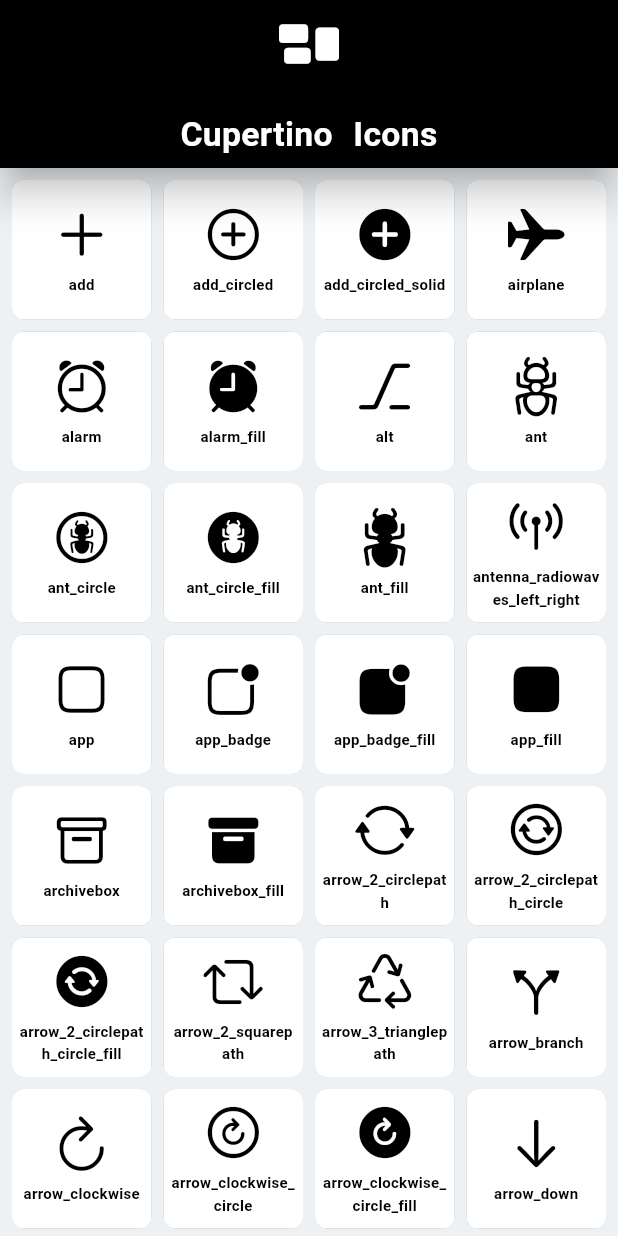
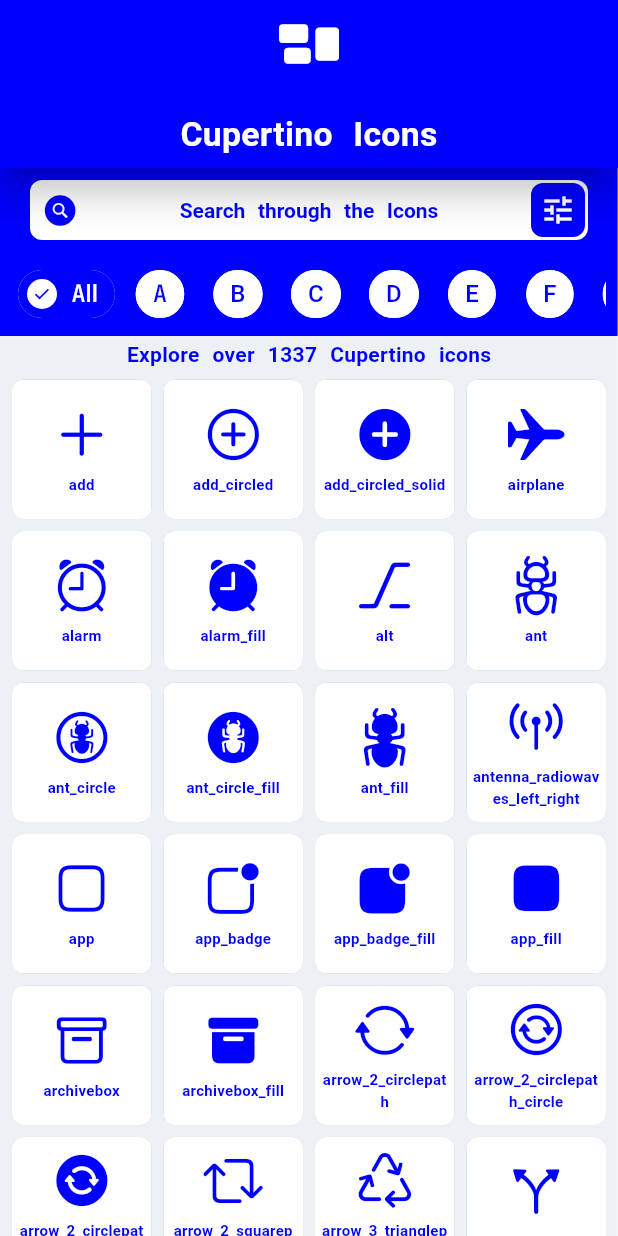
Before and after one commit to capps096github/cupertino_icons_gallery, a Flutter app: the screen it shows after launch, on a phone screen of 412 x 824 dp. Run offline on Flutter 3.47's test engine with Material 2 defaults, Android fonts, the phone set to English and light mode, and no system bars; drawn by our look-alikes of animated_text_kit; our stand-ins replace flutter_riverpod, go_router, google_fonts, substring_highlight; missing offline and left inert: draggable_scrollbar, flextras; Roboto replaces fonts that are missing (Spartan).

Commit message:
Major Updates

```diff
--- a/lib/gallery_exporter.dart
+++ b/lib/gallery_exporter.dart
@@ -21,6 +21,9 @@
 // scrollbars
 export 'package:draggable_scrollbar/draggable_scrollbar.dart';
 
+// text animations
+export 'package:animated_text_kit/animated_text_kit.dart';
+
 // ------- IN APP FILES -------
 // responsive design
 export 'responsive.dart';
--- a/lib/icons/details/details_appbar.dart
+++ b/lib/icons/details/details_appbar.dart
@@ -1,7 +1,7 @@
 import '../../gallery_exporter.dart';
 import '../icon_providers.dart';
 
-AppBar detailsAppbar({required VoidCallback onTap}) {
+AppBar detailsAppbar() {
 //
   return AppBar(
     leading: Padding(
@@ -11,10 +11,15 @@
           color: detailsTextColor,
           borderRadius: BorderRadius.circular(8),
         ),
-        child: CloseButton(
-          color: detailsColor,
-          onPressed: onTap,
-        ),
+        child: Consumer(builder: (context, ref, _) {
+          return CloseButton(
+            color: detailsColor,
+            onPressed: () {
+              // reset the current value to -1
+              ref.watch(selectedIconIndexProvider.notifier).state = -1;
+            },
+          );
+        }),
       ),
     ),
     automaticallyImplyLeading: false,
--- a/lib/icons/details/icon_code_snippet.dart
+++ b/lib/icons/details/icon_code_snippet.dart
@@ -53,7 +53,7 @@
     final snackBar = copyIconSnackbar(context);
 
     return IconButton(
-      icon: const Icon(Icons.content_copy),
+      icon: const Icon(Icons.content_copy, color: detailsColor),
       onPressed: () async {
         // copy the code snippet to the clipboard
         await Clipboard.setData(ClipboardData(text: codeSnippet));
--- a/lib/icons/details/icon_details.dart
+++ b/lib/icons/details/icon_details.dart
@@ -4,9 +4,7 @@
 import 'icon_code_snippet.dart';
 
 class IconDetails extends ConsumerWidget {
-  const IconDetails({Key? key, required this.onTap}) : super(key: key);
-
-  final VoidCallback onTap;
+  const IconDetails({Key? key}) : super(key: key);
 
   @override
   Widget build(BuildContext context, ref) {
@@ -24,7 +22,7 @@
 
     return Scaffold(
       backgroundColor: detailsColor,
-      appBar: detailsAppbar(onTap: onTap),
+      appBar: detailsAppbar(),
       body: Padding(
         padding: const EdgeInsets.all(8.0),
         child: ExpandedScrollingColumn(
--- /dev/null
+++ b/lib/icons/filter/filter_provider.dart
@@ -0,0 +1,33 @@
+
+
+
+// list of alphabetical letters
+final List<String> alphabetFilters = [
+  'All',
+  'A',
+  'B',
+  'C',
+  'D',
+  'E',
+  'F',
+  'G',
+  'H',
+  'I',
+  'J',
+  'K',
+  'L',
+  'M',
+  'N',
+  'O',
+  'P',
+  'Q',
+  'R',
+  'S',
+  'T',
+  'U',
+  'V',
+  'W',
+  'X',
+  'Y',
+  'Z',
+];
--- /dev/null
+++ b/lib/icons/filter/icon_filter.dart
@@ -0,0 +1,28 @@
+import '../../gallery_exporter.dart';
+import 'filter_provider.dart';
+import 'icon_filter_chip.dart';
+
+class IconFilter extends StatelessWidget {
+  const IconFilter({Key? key}) : super(key: key);
+
+  @override
+  Widget build(BuildContext context) {
+    return Container(
+      height: kToolbarHeight,
+      padding: const EdgeInsets.symmetric(horizontal: 8),
+      child: Center(
+        child: ListView.builder(
+          scrollDirection: Axis.horizontal,
+          itemCount: alphabetFilters.length,
+          shrinkWrap: true,
+          itemBuilder: (context, index) {
+            return IconFilterChip(
+              index: index,
+              filterText: alphabetFilters[index],
+            );
+          },
+        ),
+      ),
+    );
+  }
+}
--- /dev/null
+++ b/lib/icons/filter/icon_filter_chip.dart
@@ -0,0 +1,71 @@
+import 'package:flutter/cupertino.dart';
+
+import '../../gallery_exporter.dart';
+import '../icon_providers.dart';
+
+class IconFilterChip extends ConsumerWidget {
+  const IconFilterChip({
+    Key? key,
+    required this.index,
+    required this.filterText,
+  }) : super(key: key);
+
+  final int index;
+
+  final String filterText;
+
+  @override
+  Widget build(BuildContext context, ref) {
+    // access the value stored at the current page gradeValue provider
+    final selectedFilterIndex =
+        ref.watch(selectedFilterIndexProvider.state).state;
+
+    bool isSelected = (selectedFilterIndex == index);
+
+    //
+    return AnimatedPadding(
+      duration: quarterSeconds,
+      padding: EdgeInsets.all(isSelected ? 4 : 2),
+      child: FilterChip(
+
+        pressElevation: 10,
+        label: Text(filterText),
+        backgroundColor: galleryWhite,
+        avatar: isSelected
+            ? const Padding(
+                padding: EdgeInsets.all(2.0),
+                child: CircleAvatar(
+                  backgroundColor: galleryWhite,
+                  child: Icon(
+                    CupertinoIcons.checkmark_alt,
+                    size: 14,
+                    color: galleryColor,
+                  ),
+                ),
+              )
+            : null,
+        showCheckmark: false,
+        selectedColor: galleryColor,
+        labelStyle: TextStyle(
+          color: isSelected ? galleryWhite : galleryColor,
+        ),
+        // selected: isSelected,
+        selected: isSelected,
+        onSelected: (value) {
+          // update the selected filter index
+          if (isSelected) {
+            ref.watch(selectedFilterIndexProvider.notifier).state = 0;
+          } else {
+            ref.watch(selectedFilterIndexProvider.notifier).state = index;
+          }
+
+          // isSelected
+          //     ? context
+          //         .read(menuListNotifier)
+          //         .setFoodCategory(foodCategories[index])
+          //     : context.read(menuListNotifier).resetFoodCategory();
+        },
+      ),
+    );
+  }
+}
--- /dev/null
+++ b/lib/icons/grid/grid_intro.dart
@@ -0,0 +1,41 @@
+import '../../gallery_exporter.dart';
+import '../gallery_icon.dart';
+import '../icon_providers.dart';
+
+class IconGridIntro extends StatelessWidget {
+  const IconGridIntro({Key? key}) : super(key: key);
+
+  @override
+  Widget build(BuildContext context) {
+    return SliverToBoxAdapter(
+      child: Column(
+        children: [
+          Consumer(
+            builder: (context, ref, child) {
+              /// State Provider for all subjects
+              final List<GalleryIcon> galleryIconList =
+                  ref.watch(allIconsProvider.state).state;
+
+              // provides the length of the subjects list
+              final int totalIconCount = galleryIconList.length;
+
+              return Text(
+                "Explore over $totalIconCount Cupertino icons",
+                style: GoogleFonts.spartan(
+                  color: galleryColor,
+                ),
+              );
+            },
+          ),
+
+          // This app is Open Source. and you can find the source code on GitHub ,
+          // open source is a great way to get your own copy of the code.
+          // vie source code on GitHub button
+          // feel free to contribute to the project and lets make it even better
+          // Built with ❤️ by Cephas Brian for the Flutter Community
+
+        ],
+      ),
+    );
+  }
+}
--- a/lib/icons/grid/icon_grid.dart
+++ b/lib/icons/grid/icon_grid.dart
@@ -1,5 +1,4 @@
 import '../../gallery_exporter.dart';
-import '../gallery_icon.dart';
 import '../icon_providers.dart';
 import '../details/icon_details.dart';
 import 'icon_grid_view.dart';
@@ -9,13 +8,6 @@
 
   @override
   Widget build(BuildContext context, WidgetRef ref) {
-    /// State Provider for all subjects
-    final List<GalleryIcon> galleryIconList =
-        ref.watch(allIconsProvider.state).state;
-
-    // provides the length of the subjects list
-    final int totalIconCount = galleryIconList.length;
-
     // access the value stored at the current page gradeValue provider
     final selectedIconIndex = ref.watch(selectedIconIndexProvider.state).state;
 
@@ -31,18 +23,7 @@
         duration: twoHundredMilliseconds,
         reverseDuration: twoHundredMilliseconds,
         switchInCurve: Curves.fastOutSlowIn,
-        child: (!showDetails)
-            ? IconGridView(
-                totalIconCount: totalIconCount,
-                galleryIconList: galleryIconList,
-                selectedIconIndex: selectedIconIndex,
-              )
-            : IconDetails(
-                onTap: () {
-                  // reset the current value to -1
-                  ref.watch(selectedIconIndexProvider.notifier).state = -1;
-                },
-              ),
+        child: (!showDetails) ? const IconGridView() : const IconDetails(),
         transitionBuilder: (child, animation) {
           return SlideFadeTransition(
             animation: animation,
--- a/lib/icons/grid/icon_grid_view.dart
+++ b/lib/icons/grid/icon_grid_view.dart
@@ -1,99 +1,35 @@
 import '../../gallery_exporter.dart';
-import '../gallery_icon.dart';
-import '../icon_providers.dart';
-import 'icon_square.dart';
+import '../filter/icon_filter.dart';
+import '../search/search_container.dart';
+import 'grid_intro.dart';
+import 'icon_tiles_view.dart';
 
-final _controller = ScrollController();
-
-class IconGridView extends ConsumerWidget {
-  const IconGridView({
-    Key? key,
-    required this.totalIconCount,
-    required this.galleryIconList,
-    required this.selectedIconIndex,
-  }) : super(key: key);
-
-  final int totalIconCount;
-  final List<GalleryIcon> galleryIconList;
-  final int selectedIconIndex;
+class IconGridView extends StatelessWidget {
+  const IconGridView({Key? key}) : super(key: key);
 
   @override
-  Widget build(BuildContext context, ref) {
-    return LayoutBuilder(
-      builder: (BuildContext context, BoxConstraints constraints) {
-        // base on the constraints, we will decide the gridCrossAxisCount
-        //3 on mobile, 6 on tablet and 9 on desktop
-        final currentWidth = constraints.maxWidth;
+  Widget build(BuildContext context) {
+    //
+    return const CustomScrollView(
+      slivers: [
+        // search bar and filter
+        SliverAppBar(
+          backgroundColor: galleryBlue,
+          floating: true,
+          elevation: 8,
+          title: SearchContainer(),
+          bottom: PreferredSize(
+            preferredSize: Size.fromHeight(kToolbarHeight),
+            child: IconFilter(),
+          ),
+        ),
 
-        final smallestMobile = currentWidth < 300;
-        final isSmallMobile = (currentWidth < 400);
-        final isMediumMobile = (currentWidth >= 400 && currentWidth < 600);
-        final isLargeMobile = (currentWidth >= 600 && currentWidth < 800);
-        final isSmallTablet = (currentWidth >= 800 && currentWidth < 1000);
-        final isLargeTablet = (currentWidth >= 1000 && currentWidth < 1200);
-        // final isDesktop = (currentWidth >= 1200);
+        // brief intro
+        IconGridIntro(),
 
-        // gridCrossAxisCount
-        final gridCrossAxisCount = smallestMobile
-            ? 2
-            : isSmallMobile
-                ? 3
-                : isMediumMobile
-                    ? 4
-                    : isLargeMobile
-                        ? 5
-                        : isSmallTablet
-                            ? 6
-                            : isLargeTablet
-                                ? 8
-                                : 9;
-
-        return GalleryScrollbar(
-          controller: _controller,
-          child: GridView.builder(
-            controller: _controller,
-            key: const PageStorageKey(PageStorageKeys.cupertinoIconsKey),
-            padding: const EdgeInsets.all(8.0),
-            gridDelegate: SliverGridDelegateWithFixedCrossAxisCount(
-              crossAxisCount: gridCrossAxisCount,
-              childAspectRatio: 1.0,
-              crossAxisSpacing: 8.0,
-              mainAxisSpacing: 8.0,
-            ),
-            itemCount: totalIconCount,
-            itemBuilder: (BuildContext context, int pointsIndex) {
-              // get the subject at a given index in the list
-              final selectedIcon = galleryIconList[pointsIndex];
-
-              // is selected icon index equal to the index of the subject
-              final isSelected = (selectedIconIndex == pointsIndex);
-
-              final iconTextColor = isSelected ? galleryWhite : galleryBlack;
-              final iconBackColor = isSelected ? galleryBlack : galleryWhite;
-
-              return IconSquare(
-                text: selectedIcon.name,
-                icon: selectedIcon.icon,
-                textColor: iconTextColor,
-                squareColor: iconBackColor,
-                onTap: () {
-                  //update the selected value provider
-                  // first check if its selected then update the value to -1 else update the value to the index of the subject
-                  if (isSelected) {
-                    ref.watch(selectedIconIndexProvider.notifier).state = -1;
-                  } else {
-                    ref.watch(selectedIconIndexProvider.notifier).state =
-                        pointsIndex;
-                  }
-
-                  ref.watch(selectedGalleryIconProvider.notifier).state =
-                      selectedIcon;
-                },
-              );
-            },
-          ),
-        );
-      },
+        // tiles
+        IconTilesView(),
+      ],
     );
   }
 }
--- a/lib/icons/grid/icon_square.dart
+++ b/lib/icons/grid/icon_tile.dart
@@ -1,8 +1,8 @@
 import '../../gallery_exporter.dart';
 // on tap, open up the right page on Desktop and open new page on mobile
 
-class IconSquare extends StatefulWidget {
-  const IconSquare({
+class IconTile extends StatefulWidget {
+  const IconTile({
     Key? key,
     required this.onTap,
     required this.text,
@@ -22,10 +22,10 @@
   final IconData icon;
 
   @override
-  State<IconSquare> createState() => _IconSquareState();
+  State<IconTile> createState() => _IconTileState();
 }
 
-class _IconSquareState extends State<IconSquare> {
+class _IconTileState extends State<IconTile> {
   double elevation = 0;
 
   ///squareSize
--- /dev/null
+++ b/lib/icons/grid/icon_tiles_view.dart
@@ -0,0 +1,104 @@
+import '../../gallery_exporter.dart';
+import '../gallery_icon.dart';
+import '../icon_providers.dart';
+import 'icon_tile.dart';
+
+final _controller = ScrollController();
+
+class IconTilesView extends ConsumerWidget {
+  const IconTilesView({Key? key}) : super(key: key);
+
+  @override
+  Widget build(BuildContext context, ref) {
+    /// State Provider for all subjects
+    final List<GalleryIcon> galleryIconList =
+        ref.watch(allIconsProvider.state).state;
+
+    // provides the length of the subjects list
+    final int totalIconCount = galleryIconList.length;
+
+    // access the value stored at the current page gradeValue provider
+    final selectedIconIndex = ref.watch(selectedIconIndexProvider.state).state;
+
+    //
+    return SliverToBoxAdapter(
+      child: LayoutBuilder(
+        builder: (BuildContext context, BoxConstraints constraints) {
+          // base on the constraints, we will decide the gridCrossAxisCount
+          //3 on mobile, 6 on tablet and 9 on desktop
+          final currentWidth = constraints.maxWidth;
+
+          final smallestMobile = currentWidth < 300;
+          final isSmallMobile = (currentWidth < 400);
+          final isMediumMobile = (currentWidth >= 400 && currentWidth < 600);
+          final isLargeMobile = (currentWidth >= 600 && currentWidth < 800);
+          final isSmallTablet = (currentWidth >= 800 && currentWidth < 1000);
+          final isLargeTablet = (currentWidth >= 1000 && currentWidth < 1200);
+          // final isDesktop = (currentWidth >= 1200);
+
+          // gridCrossAxisCount
+          final gridCrossAxisCount = smallestMobile
+              ? 2
+              : isSmallMobile
+                  ? 3
+                  : isMediumMobile
+                      ? 4
+                      : isLargeMobile
+                          ? 5
+                          : isSmallTablet
+                              ? 6
+                              : isLargeTablet
+                                  ? 8
+                                  : 9;
+
+          return GalleryScrollbar(
+            controller: _controller,
+            child: GridView.builder(
+              controller: _controller,
+              shrinkWrap: true,
+              key: const PageStorageKey(PageStorageKeys.cupertinoIconsKey),
+              padding: const EdgeInsets.all(8.0),
+              gridDelegate: SliverGridDelegateWithFixedCrossAxisCount(
+                crossAxisCount: gridCrossAxisCount,
+                childAspectRatio: 1.0,
+                crossAxisSpacing: 8.0,
+                mainAxisSpacing: 8.0,
+              ),
+              itemCount: totalIconCount,
+              itemBuilder: (BuildContext context, int pointsIndex) {
+                // get the subject at a given index in the list
+                final selectedIcon = galleryIconList[pointsIndex];
+
+                // is selected icon index equal to the index of the subject
+                final isSelected = (selectedIconIndex == pointsIndex);
+
+                final iconTextColor = isSelected ? galleryWhite : galleryBlack;
+                final iconBackColor = isSelected ? galleryBlack : galleryWhite;
+
+                return IconTile(
+                  text: selectedIcon.name,
+                  icon: selectedIcon.icon,
+                  textColor: iconTextColor,
+                  squareColor: iconBackColor,
+                  onTap: () {
+                    //update the selected value provider
+                    // first check if its selected then update the value to -1 else update the value to the index of the subject
+                    if (isSelected) {
+                      ref.watch(selectedIconIndexProvider.notifier).state = -1;
+                    } else {
+                      ref.watch(selectedIconIndexProvider.notifier).state =
+                          pointsIndex;
+                    }
+
+                    ref.watch(selectedGalleryIconProvider.notifier).state =
+                        selectedIcon;
+                  },
+                );
+              },
+            ),
+          );
+        },
+      ),
+    );
+  }
+}
--- a/lib/icons/icon_providers.dart
+++ b/lib/icons/icon_providers.dart
@@ -4,7 +4,7 @@
 import 'gallery_icon.dart';
 import 'gallery_icons_data.dart';
 
-///Provides the Current Page  for the Essentials Page
+///Provides the Current Index of the selected icon
 final selectedIconIndexProvider = StateProvider<int>((ref) {
   return -1;
 });
@@ -25,3 +25,9 @@
   // return cupertinoIcons;
   return cupertinoIcons;
 });
+
+
+///Provides the Current Page  for the Essentials Page
+final selectedFilterIndexProvider = StateProvider<int>((ref) {
+  return 0;
+});
--- a/lib/icons/icons_rail.dart
+++ b/lib/icons/icons_rail.dart
@@ -35,16 +35,8 @@
         // this here is to prevent overflow errors when opening up the side bar
         child: AnimatedSwitcher(
           duration: quarterSeconds,
-          child: showDetails
-              ? IconDetails(
-                  key: ValueKey(selectedIconIndex),
-                  onTap: () {
-                    // reset the current value to -1
-                    ref.watch(selectedIconIndexProvider.notifier).state = -1;
-                  },
-                )
-              : const SizedBox(),
-              transitionBuilder: (child, animation) {
+          child: showDetails ? const IconDetails() : const SizedBox(),
+          transitionBuilder: (child, animation) {
             return ScaleTransition(
               scale: animation,
               child: child,
--- /dev/null
+++ b/lib/icons/search/search_container.dart
@@ -0,0 +1,85 @@
+import 'package:flutter/cupertino.dart';
+
+import '../../gallery_exporter.dart';
+
+final searchTexts = [
+  'Search through the Icons',
+  'Search by Name',
+  'Search by Category',
+  'Search for a Cupertino Icon',
+];
+
+class SearchContainer extends StatelessWidget {
+  const SearchContainer({
+    Key? key,
+  }) : super(key: key);
+
+  @override
+  Widget build(BuildContext context) {
+    return InkWell(
+      // onTap: () => showSearch(
+      //   context: context,
+      //   delegate: CalcutSearchDelegate(),
+      // ),
+      child: Container(
+        margin: const EdgeInsets.all(4),
+        constraints: const BoxConstraints(maxWidth: 900),
+        decoration: BoxDecoration(
+          color: galleryWhite,
+          borderRadius: BorderRadius.circular(8),
+        ),
+        child: Row(
+          children: [
+            const Padding(
+              padding: EdgeInsets.all(8.0),
+              child: Icon(
+                CupertinoIcons.search_circle_fill,
+                color: galleryColor,
+              ),
+            ),
+            Expanded(
+              child: AnimatedTextKit(
+                animatedTexts: searchTexts
+                    .map((searchText) =>
+                        typewriterAnimatedText(searchText, galleryColor))
+                    .toList(),
+                // onTap: () => showSearch(
+                //   context: context,
+                //   delegate: CalcutSearchDelegate(),
+                // ),
+              ),
+            ),
+            Container(
+              decoration: BoxDecoration(
+                color: galleryColor,
+                borderRadius: BorderRadius.circular(8),
+              ),
+              margin: const EdgeInsets.all(2.0),
+              padding: const EdgeInsets.all(6.0),
+              child: const Icon(
+                Icons.tune,
+                color: galleryWhite,
+                semanticLabel: 'filter',
+              ),
+            ),
+          ],
+        ),
+      ),
+    );
+  }
+
+  TypewriterAnimatedText typewriterAnimatedText(String text, Color color) {
+    return TypewriterAnimatedText(
+      text,
+      textAlign: TextAlign.center,
+      speed: const Duration(milliseconds: 80),
+      cursor: '|',
+      curve: Curves.easeIn,
+      textStyle: TextStyle(
+        color: color,
+        fontSize: 14,
+        fontWeight: FontWeight.bold,
+      ),
+    );
+  }
+}
--- a/lib/theme/colors.dart
+++ b/lib/theme/colors.dart
@@ -2,7 +2,8 @@
 import '../gallery_exporter.dart';
 
 // gallery color
-const galleryColor = Color(0xFF000000);
+const galleryColor = galleryBlue;
+// const galleryColor = Color(0xFF000000);
 
 // gallery background
 const galleryBackground = Color(0xFFEDF1F4);
--- a/pubspec.yaml
+++ b/pubspec.yaml
@@ -36,6 +36,9 @@
   # scrollbars
   draggable_scrollbar: ^0.1.0
 
+  # Animating Text
+  animated_text_kit:
+
 dev_dependencies:
   flutter_test:
     sdk: flutter
```
Also changed, not shown: pubspec.lock.
